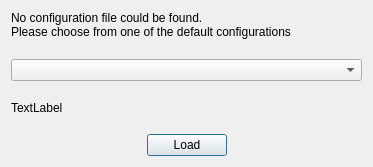
This is ground/gcs/src/plugins/coreplugin/dialogs/importsettings.ui in d-ronin/dRonin as Qt 5 draws it before an edit. The edited form follows.
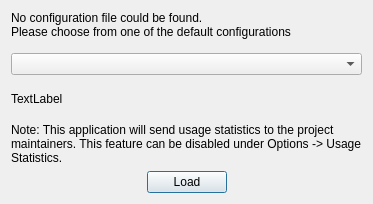
This is the edited form.

Commit message: GCS Usage Stats: Notify user, save config

The edit to the form file:
```diff
--- a/ground/gcs/src/plugins/coreplugin/dialogs/importsettings.ui
+++ b/ground/gcs/src/plugins/coreplugin/dialogs/importsettings.ui
@@ -7,7 +7,7 @@
     <x>0</x>
     <y>0</y>
     <width>373</width>
-    <height>167</height>
+    <height>204</height>
    </rect>
   </property>
   <property name="windowTitle">
@@ -38,6 +38,16 @@
      </property>
     </widget>
    </item>
+   <item>
+    <widget class="QLabel" name="lblSharing">
+     <property name="text">
+      <string>&lt;html&gt;&lt;head/&gt;&lt;body&gt;&lt;p&gt;Note: This application will send usage statistics to the project maintainers. This feature can be disabled under Options -&amp;gt; Usage Statistics.&lt;/p&gt;&lt;/body&gt;&lt;/html&gt;</string>
+     </property>
+     <property name="wordWrap">
+      <bool>true</bool>
+     </property>
+    </widget>
+   </item>
    <item>
     <layout class="QHBoxLayout" name="horizontalLayout">
      <item>
```
The commit also changes 1 other file.
